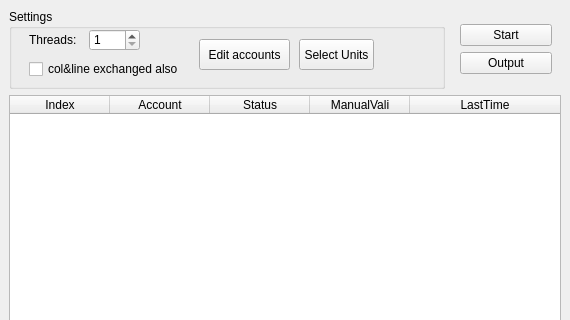
Above: ui_parts/autobox.ui from cca2878/autobox before the change; both pictures show x 0 to 570 and y 0 to 320 of the 570 by 600 pixel window. Below: the same form after it.
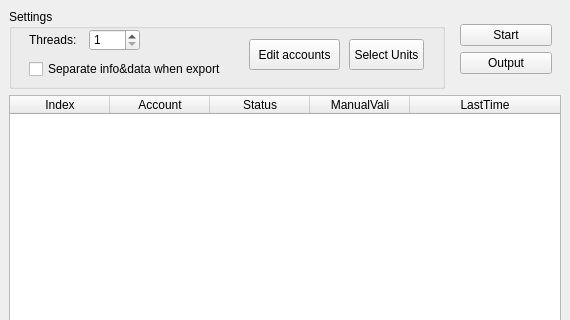
That is the form after the change.

Commit message: Splash PNG to SVG; Add separate export mode 加载图换成SVG矢量图；放弃内建行列互换功能，添加用户信息和BOX信息分工作表显示功能

```diff
--- a/ui_parts/autobox.ui
+++ b/ui_parts/autobox.ui
@@ -39,7 +39,7 @@
                                         <rect>
                                             <x>20</x>
                                             <y>50</y>
-                                            <width>201</width>
+                                            <width>211</width>
                                             <height>20</height>
                                         </rect>
                                     </property>
@@ -50,13 +50,13 @@
                                         </sizepolicy>
                                     </property>
                                     <property name="text">
-                                        <string>col&amp;&amp;line exchanged also</string>
+                                        <string>Separate info&amp;&amp;data when export</string>
                                     </property>
                                 </widget>
                                 <widget class="QPushButton" name="btnEdit">
                                     <property name="geometry">
                                         <rect>
-                                            <x>190</x>
+                                            <x>240</x>
                                             <y>30</y>
                                             <width>91</width>
                                             <height>31</height>
@@ -98,7 +98,7 @@
                                 <widget class="QPushButton" name="btnSelectU">
                                     <property name="geometry">
                                         <rect>
-                                            <x>290</x>
+                                            <x>340</x>
                                             <y>30</y>
                                             <width>75</width>
                                             <height>31</height>
```
Left out of the diff: 8 changed lines with no effect on the pictures. The commit also changes 9 other files.
